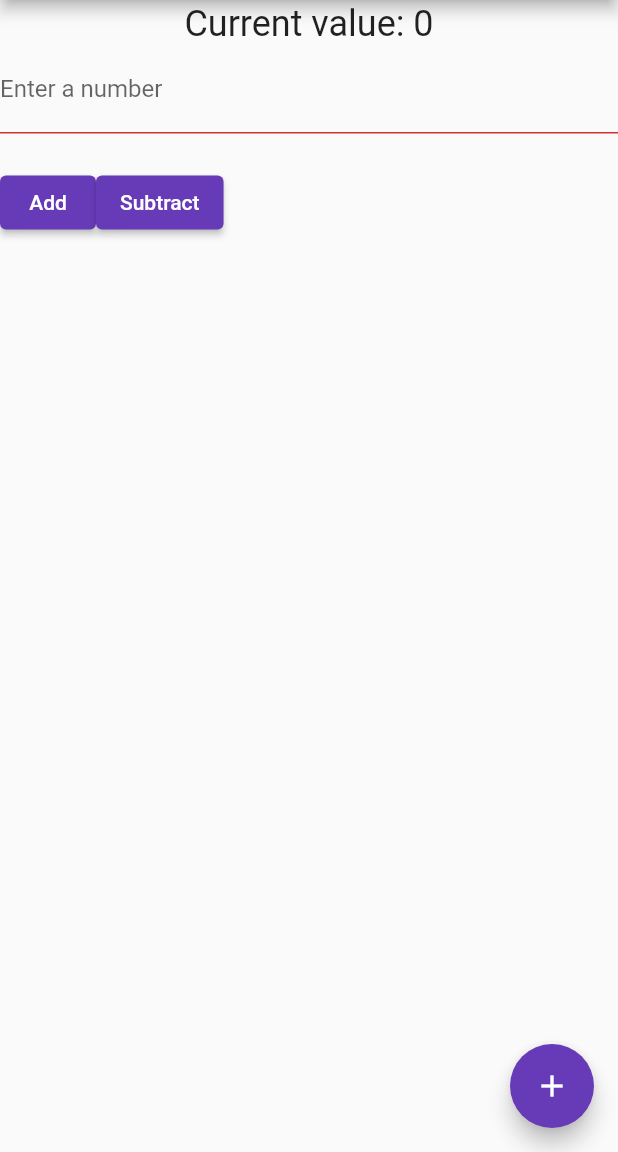
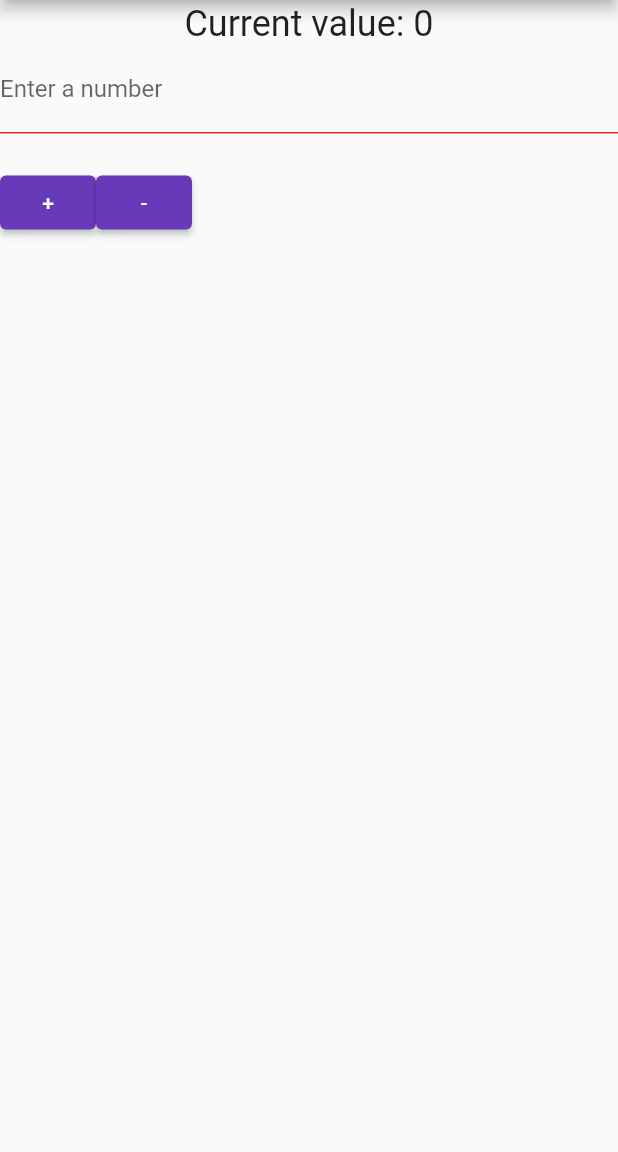
Before and after one commit to ShlokBharadwaj/counter, a Flutter app: the screen it shows after launch, on a phone screen of 412 x 824 dp, the part 84-1236 px from its top. Run offline on Flutter 3.47's test engine with Material 2 defaults, Android fonts, the phone set to English and light mode, and no system bars; our stand-ins replace flutter_bloc.

Commit message:
Update: Remove Floating action button and changed text to symbol

```diff
--- a/lib/main.dart
+++ b/lib/main.dart
@@ -73,24 +73,26 @@ class _HomePageState extends State<HomePage> {
                 Row(
                   children: [
                     ElevatedButton(
-                      onPressed: () {},
-                      child: const Text('Add'),
+                      onPressed: () {
+                        context
+                            .read<CounterBloc>()
+                            .add(DecrementEvent(_controller.text));
+                      },
+                      child: const Text('+'),
                     ),
                     ElevatedButton(
-                      onPressed: () {},
-                      child: const Text('Subtract'),
+                      onPressed: () {
+                        context
+                            .read<CounterBloc>()
+                            .add(IncrementEvent(_controller.text));
+                      },
+                      child: const Text('-'),
                     ),
                   ],
                 )
               ],
             );
           },
-        ),
-        floatingActionButton: FloatingActionButton(
-          onPressed: () {
-            context.read<CounterBloc>().add(IncrementEvent(''));
-          },
-          child: const Icon(Icons.add),
         ),
       ),
     );
```
